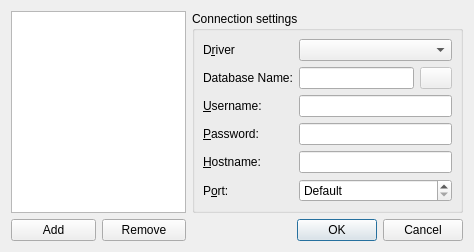
jimtendo/QuteSQL, file OpenConnectionDialog.ui: the form before one commit.
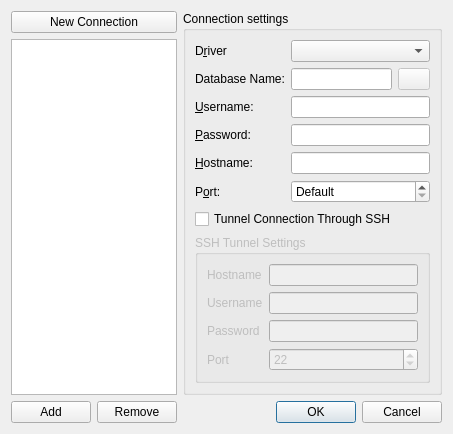
The form after the commit. Icons and pictures are not drawn.

```diff
--- a/OpenConnectionDialog.ui
+++ b/OpenConnectionDialog.ui
@@ -6,102 +6,49 @@
    <rect>
     <x>0</x>
     <y>0</y>
-    <width>474</width>
-    <height>252</height>
+    <width>453</width>
+    <height>282</height>
    </rect>
   </property>
+  <property name="sizePolicy">
+   <sizepolicy hsizetype="Preferred" vsizetype="Preferred">
+    <horstretch>0</horstretch>
+    <verstretch>0</verstretch>
+   </sizepolicy>
+  </property>
   <property name="windowTitle">
    <string>Connect to Database</string>
   </property>
-  <layout class="QGridLayout" name="gridLayout">
+  <layout class="QGridLayout" name="gridLayout_2">
    <item row="0" column="0" colspan="2">
-    <widget class="QListWidget" name="connectionsListWidget">
-     <property name="maximumSize">
-      <size>
-       <width>175</width>
-       <height>16777215</height>
-      </size>
+    <widget class="QPushButton" name="newConnectionButton">
+     <property name="text">
+      <string>New Connection</string>
+     </property>
+     <property name="icon">
+      <iconset theme="document-new">
+       <normaloff/>
+      </iconset>
      </property>
     </widget>
    </item>
-   <item row="0" column="2">
+   <item row="0" column="2" rowspan="2">
     <widget class="QGroupBox" name="connGroupBox">
      <property name="title">
       <string>Connection settings</string>
      </property>
-     <layout class="QGridLayout">
-      <property name="leftMargin">
-       <number>8</number>
-      </property>
-      <property name="topMargin">
-       <number>8</number>
-      </property>
-      <property name="rightMargin">
-       <number>8</number>
-      </property>
-      <property name="bottomMargin">
-       <number>8</number>
-      </property>
-      <property name="spacing">
-       <number>6</number>
-      </property>
-      <item row="1" column="0">
-       <widget class="QLabel" name="textLabel2">
-        <property name="text">
-         <string>D&amp;river</string>
-        </property>
-        <property name="buddy">
-         <cstring>driverCombo</cstring>
-        </property>
-       </widget>
-      </item>
-      <item row="4" column="1">
-       <widget class="QLineEdit" name="passwordEdit">
-        <property name="echoMode">
-         <enum>QLineEdit::Password</enum>
-        </property>
-       </widget>
-      </item>
+     <layout class="QGridLayout" name="gridLayout">
       <item row="3" column="0">
-       <widget class="QLabel" name="textLabel4">
+       <widget class="QLabel" name="textLabel4_2">
         <property name="text">
-         <string>&amp;Username:</string>
+         <string>&amp;Password:</string>
         </property>
         <property name="buddy">
-         <cstring>usernameEdit</cstring>
-        </property>
-       </widget>
-      </item>
-      <item row="3" column="1">
-       <widget class="QLineEdit" name="usernameEdit"/>
-      </item>
-      <item row="1" column="1">
-       <widget class="QComboBox" name="driverCombo"/>
-      </item>
-      <item row="5" column="0">
-       <widget class="QLabel" name="textLabel5">
-        <property name="text">
-         <string>&amp;Hostname:</string>
-        </property>
-        <property name="buddy">
-         <cstring>hostnameEdit</cstring>
+         <cstring>passwordEdit</cstring>
         </property>
        </widget>
       </item>
       <item row="5" column="1">
-       <widget class="QLineEdit" name="hostnameEdit"/>
-      </item>
-      <item row="6" column="0">
-       <widget class="QLabel" name="textLabel5_2">
-        <property name="text">
-         <string>P&amp;ort:</string>
-        </property>
-        <property name="buddy">
-         <cstring>portSpinBox</cstring>
-        </property>
-       </widget>
-      </item>
-      <item row="6" column="1">
        <widget class="QSpinBox" name="portSpinBox">
         <property name="specialValueText">
          <string>Default</string>
@@ -117,17 +64,30 @@
         </property>
        </widget>
       </item>
-      <item row="4" column="0">
-       <widget class="QLabel" name="textLabel4_2">
-        <property name="text">
-         <string>&amp;Password:</string>
-        </property>
-        <property name="buddy">
-         <cstring>passwordEdit</cstring>
-        </property>
-       </widget>
-      </item>
       <item row="2" column="1">
+       <widget class="QLineEdit" name="usernameEdit"/>
+      </item>
+      <item row="4" column="0">
+       <widget class="QLabel" name="textLabel5">
+        <property name="text">
+         <string>&amp;Hostname:</string>
+        </property>
+        <property name="buddy">
+         <cstring>hostnameEdit</cstring>
+        </property>
+       </widget>
+      </item>
+      <item row="2" column="0">
+       <widget class="QLabel" name="textLabel4">
+        <property name="text">
+         <string>&amp;Username:</string>
+        </property>
+        <property name="buddy">
+         <cstring>usernameEdit</cstring>
+        </property>
+       </widget>
+      </item>
+      <item row="1" column="1">
        <layout class="QHBoxLayout" name="horizontalLayout">
         <item>
          <widget class="QLineEdit" name="databaseEdit"/>
@@ -155,7 +115,10 @@
         </item>
        </layout>
       </item>
-      <item row="2" column="0">
+      <item row="4" column="1">
+       <widget class="QLineEdit" name="hostnameEdit"/>
+      </item>
+      <item row="1" column="0">
        <widget class="QLabel" name="textLabel3">
         <property name="text">
          <string>Database Name:</string>
@@ -165,24 +128,143 @@
         </property>
        </widget>
       </item>
+      <item row="0" column="1">
+       <widget class="QComboBox" name="driverCombo"/>
+      </item>
+      <item row="3" column="1">
+       <widget class="QLineEdit" name="passwordEdit">
+        <property name="echoMode">
+         <enum>QLineEdit::Password</enum>
+        </property>
+       </widget>
+      </item>
+      <item row="7" column="0" colspan="2">
+       <widget class="QGroupBox" name="sshGroupBox">
+        <property name="enabled">
+         <bool>false</bool>
+        </property>
+        <property name="visible">
+         <bool>false</bool>
+        </property>
+        <property name="title">
+         <string>SSH Tunnel Settings</string>
+        </property>
+        <layout class="QFormLayout" name="formLayout">
+         <item row="0" column="0">
+          <widget class="QLabel" name="label">
+           <property name="text">
+            <string>Hostname</string>
+           </property>
+          </widget>
+         </item>
+         <item row="0" column="1">
+          <widget class="QLineEdit" name="sshHostnameEdit"/>
+         </item>
+         <item row="1" column="0">
+          <widget class="QLabel" name="label_2">
+           <property name="text">
+            <string>Username</string>
+           </property>
+          </widget>
+         </item>
+         <item row="1" column="1">
+          <widget class="QLineEdit" name="sshUsernameEdit"/>
+         </item>
+         <item row="2" column="0">
+          <widget class="QLabel" name="label_3">
+           <property name="text">
+            <string>Password</string>
+           </property>
+          </widget>
+         </item>
+         <item row="2" column="1">
+          <widget class="QLineEdit" name="sshPasswordEdit">
+           <property name="text">
+            <string/>
+           </property>
+          </widget>
+         </item>
+         <item row="3" column="0">
+          <widget class="QLabel" name="label_4">
+           <property name="text">
+            <string>Port</string>
+           </property>
+          </widget>
+         </item>
+         <item row="3" column="1">
+          <widget class="QSpinBox" name="sshPortSpinBox">
+           <property name="specialValueText">
+            <string>Default</string>
+           </property>
+           <property name="minimum">
+            <number>-1</number>
+           </property>
+           <property name="maximum">
+            <number>65535</number>
+           </property>
+           <property name="value">
+            <number>22</number>
+           </property>
+          </widget>
+         </item>
+        </layout>
+       </widget>
+      </item>
+      <item row="5" column="0">
+       <widget class="QLabel" name="textLabel5_2">
+        <property name="text">
+         <string>P&amp;ort:</string>
+        </property>
+        <property name="buddy">
+         <cstring>portSpinBox</cstring>
+        </property>
+       </widget>
+      </item>
+      <item row="0" column="0">
+       <widget class="QLabel" name="textLabel2">
+        <property name="text">
+         <string>D&amp;river</string>
+        </property>
+        <property name="buddy">
+         <cstring>driverCombo</cstring>
+        </property>
+       </widget>
+      </item>
+      <item row="6" column="0" colspan="2">
+       <widget class="QCheckBox" name="sshTunnelCheckBox">
+        <property name="text">
+         <string>Tunnel Connection Through SSH</string>
+        </property>
+       </widget>
+      </item>
      </layout>
     </widget>
    </item>
-   <item row="1" column="0">
+   <item row="1" column="0" colspan="2">
+    <widget class="QListWidget" name="connectionsListWidget">
+     <property name="maximumSize">
+      <size>
+       <width>175</width>
+       <height>16777215</height>
+      </size>
+     </property>
+    </widget>
+   </item>
+   <item row="2" column="0">
     <widget class="QPushButton" name="addButton">
      <property name="text">
       <string>Add</string>
      </property>
     </widget>
    </item>
-   <item row="1" column="1">
+   <item row="2" column="1">
     <widget class="QPushButton" name="removeButton">
      <property name="text">
       <string>Remove</string>
      </property>
     </widget>
    </item>
-   <item row="1" column="2">
+   <item row="2" column="2">
     <widget class="QDialogButtonBox" name="buttonBox">
      <property name="standardButtons">
       <set>QDialogButtonBox::Cancel|QDialogButtonBox::Ok</set>
```
Left out of the diff: 17 changed lines with no effect on the pictures.
